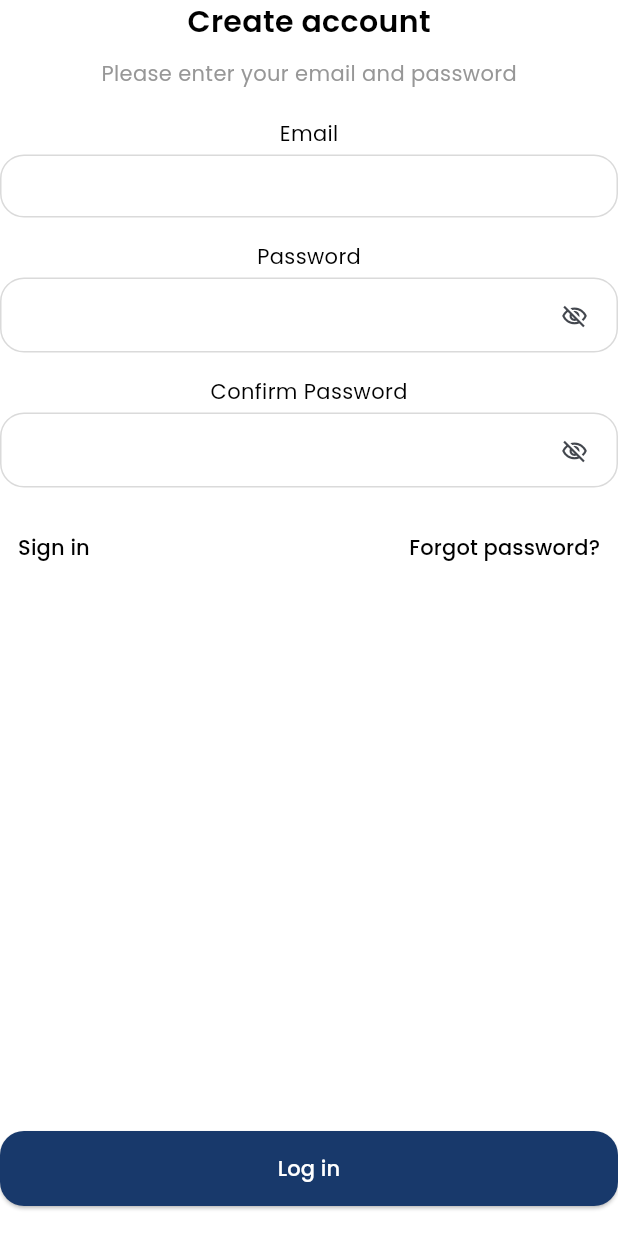
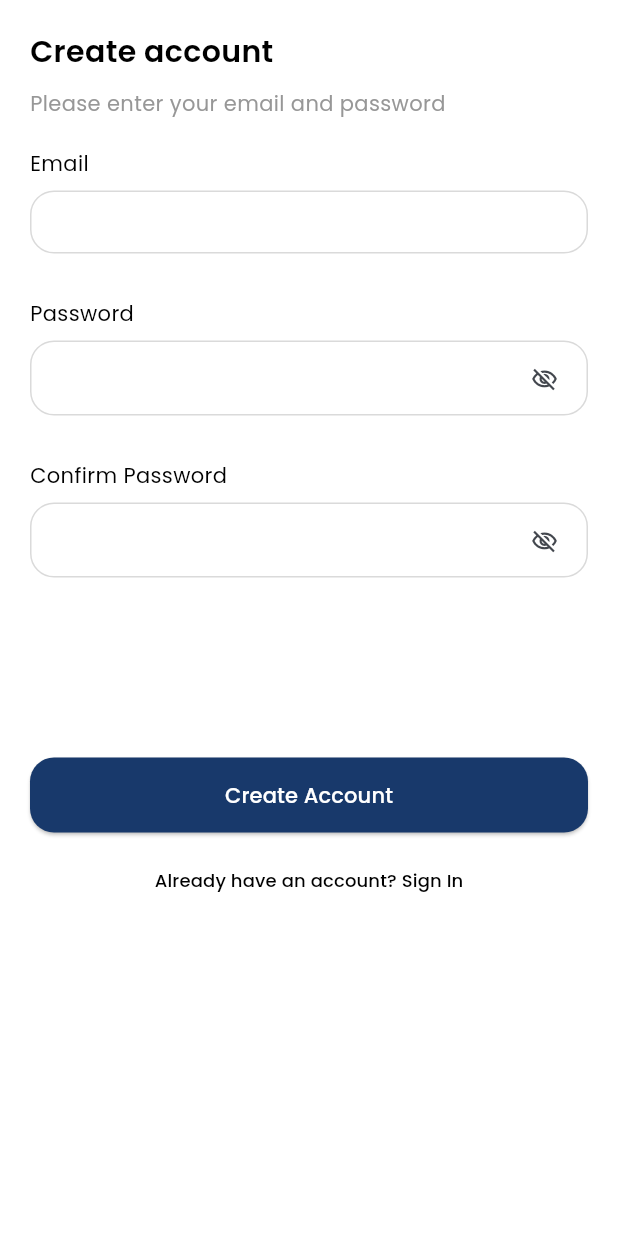
Before and after one commit to theshotayoboluwatife/bmg_lager_bombasticmedia, a Flutter app: the SignUpScreen screen opened directly, on a phone screen of 412 x 824 dp. Run offline on Flutter 3.47's test engine with Material 3 defaults, Android fonts, the phone set to English and light mode, and no system bars; our stand-ins replace gap, go_router; statements that could not run were skipped; project files that could hold a hidden picture were left out.

```diff
--- a/lib/features/authentication/presentation/sign_up_screen.dart
+++ /dev/null
@@ -1,86 +0,0 @@
-import 'package:BmgLager/widgets/app_button.dart';
-import 'package:flutter/material.dart';
-import 'package:gap/gap.dart';
-
-import '../../../utility/constants.dart';
-import '../../../widgets/app_text.dart';
-import '../../../widgets/email_password_textfield.dart';
-
-class SignUpScreen extends StatefulWidget {
-  const SignUpScreen({super.key});
-
-  @override
-  State<SignUpScreen> createState() => _SignUpScreenState();
-}
-
-class _SignUpScreenState extends State<SignUpScreen> {
-  @override
-  Widget build(BuildContext context) {
-    final TextEditingController email_controller = TextEditingController();
-    final TextEditingController password_controller = TextEditingController();
-    final TextEditingController comfirm_password_controller = TextEditingController();
-    return Scaffold(
-      body: Container(
-        width: double.infinity,
-        height: double.infinity,
-        color: Colors.white,
-        child: SafeArea(
-          child: Column(
-            children: [
-              const AppText(
-                text: 'Create account',
-                fontSize: 20,
-                fontWeight: FontWeight.w600,
-              ),
-              const Gap(10),
-              AppText(
-                text: 'Please enter your email and password',
-                color: AppColor.grey,
-                fontSize: 14,
-                fontWeight: FontWeight.w400,
-              ),
-              const Gap(20),
-              const AppText(
-                text: 'Email',
-                fontSize: 14,
-                fontWeight: FontWeight.w400,
-              ),
-              const Gap(4.0),
-              EmailTextField(emailController: email_controller),
-              const Gap(16.0),
-              const AppText(
-                text: 'Password',
-              ),
-              const Gap(4.0),
-              PasswordTextField(controller: password_controller),
-              const Gap(16.0),
-              const AppText(
-                text: 'Confirm Password',
-              ),
-              const Gap(4.0),
-              PasswordTextField(controller: comfirm_password_controller),
-              const Gap(16.0),
-              Row(mainAxisAlignment: MainAxisAlignment.spaceBetween, children: [
-                TextButton(
-                  onPressed: () {},
-                  child: const AppText(
-                    text: 'Sign in',
-                  ),
-                ),
-                TextButton(
-                  onPressed: () {},
-                  child: const AppText(
-                    text: 'Forgot password?',
-                  ),
-                ),
-              ]),
-              const Spacer(),
-              AppButton(onPressed: () {}, text: 'Log in'),
-              const Gap(20),
-            ],
-          ),
-        ),
-      ),
-    );
-  }
-}
--- a/lib/features/authentication/presentation/sign_in_screen.dart
+++ b/lib/features/authentication/screens/sign_up_screen.dart
@@ -1,5 +1,4 @@
 import 'package:BmgLager/widgets/app_button.dart';
-import 'package:flutter/cupertino.dart';
 import 'package:flutter/material.dart';
 import 'package:gap/gap.dart';
 
@@ -7,18 +6,21 @@ import '../../../utility/constants.dart';
 import '../../../widgets/app_text.dart';
 import '../../../widgets/email_password_textfield.dart';
 
-class SignInScreen extends StatefulWidget {
-  const SignInScreen({super.key});
+class SignUpScreen extends StatefulWidget {
+  const SignUpScreen({super.key});
 
   @override
-  State<SignInScreen> createState() => _SignInScreenState();
+  State<SignUpScreen> createState() => _SignUpScreenState();
 }
 
-class _SignInScreenState extends State<SignInScreen> {
+class _SignUpScreenState extends State<SignUpScreen> {
   @override
   Widget build(BuildContext context) {
+
+    final TextEditingController confirmPasswordController = TextEditingController();
     final TextEditingController emailController = TextEditingController();
     final TextEditingController passwordController = TextEditingController();
+
     return Scaffold(
       body: Container(
         width: MediaQuery.of(context).size.width,
@@ -32,7 +34,7 @@ class _SignInScreenState extends State<SignInScreen> {
               crossAxisAlignment: CrossAxisAlignment.start,
               children: [
                 const AppText(
-                  text: 'Hello there',
+                  text: 'Create account',
                   fontSize: 20,
                   fontWeight: FontWeight.w600,
                 ),
@@ -57,25 +59,22 @@ class _SignInScreenState extends State<SignInScreen> {
                 ),
                 const Gap(8.0),
                 PasswordTextField(controller: passwordController),
-                const Gap(12.0),
-                Align(
-                  alignment: Alignment.centerRight,
-                  child: TextButton(
-                    onPressed: () {},
-                    child: const AppText(
-                      text: 'Forgot password?',
-                    ),
-                  ),
+                const Gap(30.0),
+                const AppText(
+                  text: 'Confirm Password',
                 ),
+                const Gap(8.0),
+                PasswordTextField(controller: confirmPasswordController),
                 const Gap(120.0),
-                AppButton(onPressed: () {}, text: 'Log in'),
+                AppButton(onPressed: () {}, text: 'Create Account'),
                 const Gap(8.0),
                 Align(
                   alignment: Alignment.center,
                   child: TextButton(
                     onPressed: () {},
                     child: const AppText(
-                      text: 'Create Account',
+                      text: 'Already have an account? Sign In',
+                      fontSize: 12,
                     ),
                   ),
                 ),
```
Also changed, not shown: lib/features/authentication/screens/sign_in_screen.dart (added, +90 -0 lines).
